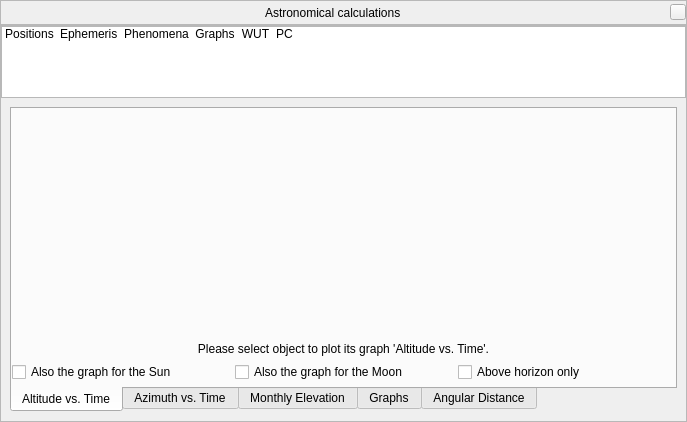
This is src/gui/astroCalcDialog.ui in 519984307/stellarium_src as Qt 5 draws it before an edit. The edited form follows.
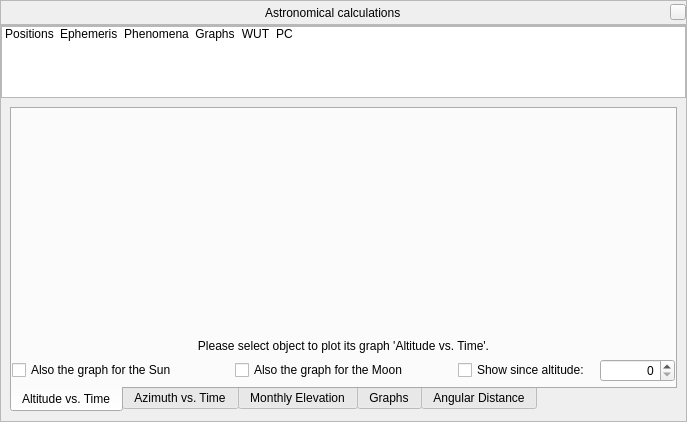
This is the edited form. The open tabs and pages were chosen to show the change. Icons and pictures are not drawn. Custom widgets are drawn as their Qt base class.

Commit message: Added altitude limitation filter for AstroCalc/Graphs[AltVsTime/ME] tools

What changed in the file:
```diff
--- a/src/gui/astroCalcDialog.ui
+++ b/src/gui/astroCalcDialog.ui
@@ -855,14 +855,37 @@
                  </widget>
                 </item>
                 <item>
+                 <layout class="QHBoxLayout" name="horizontalLayout_20">
+                  <item>
                  <widget class="QCheckBox" name="positiveAltitudeOnlyCheckBox">
                   <property name="toolTip">
                    <string>Draw only the positive part of the graph</string>
                   </property>
                   <property name="text">
-                   <string>Above horizon only</string>
-                  </property>
-                 </widget>
+                     <string>Show since altitude:</string>
+                    </property>
+                   </widget>
+                  </item>
+                  <item>
+                   <widget class="QSpinBox" name="positiveAltitudeLimitSpinBox">
+                    <property name="maximumSize">
+                     <size>
+                      <width>75</width>
+                      <height>16777215</height>
+                     </size>
+                    </property>
+                    <property name="toolTip">
+                     <string>Altitude limit in degrees</string>
+                    </property>
+                    <property name="alignment">
+                     <set>Qt::AlignRight|Qt::AlignTrailing|Qt::AlignVCenter</set>
+                    </property>
+                    <property name="maximum">
+                     <number>85</number>
+                    </property>
+                   </widget>
+                  </item>
+                 </layout>
                 </item>
                </layout>
               </item>
```
Left out of the diff: 33 changed lines with no effect on the pictures. Lines whose indentation alone changed are shown as unchanged. The commit also changes 2 other files.
